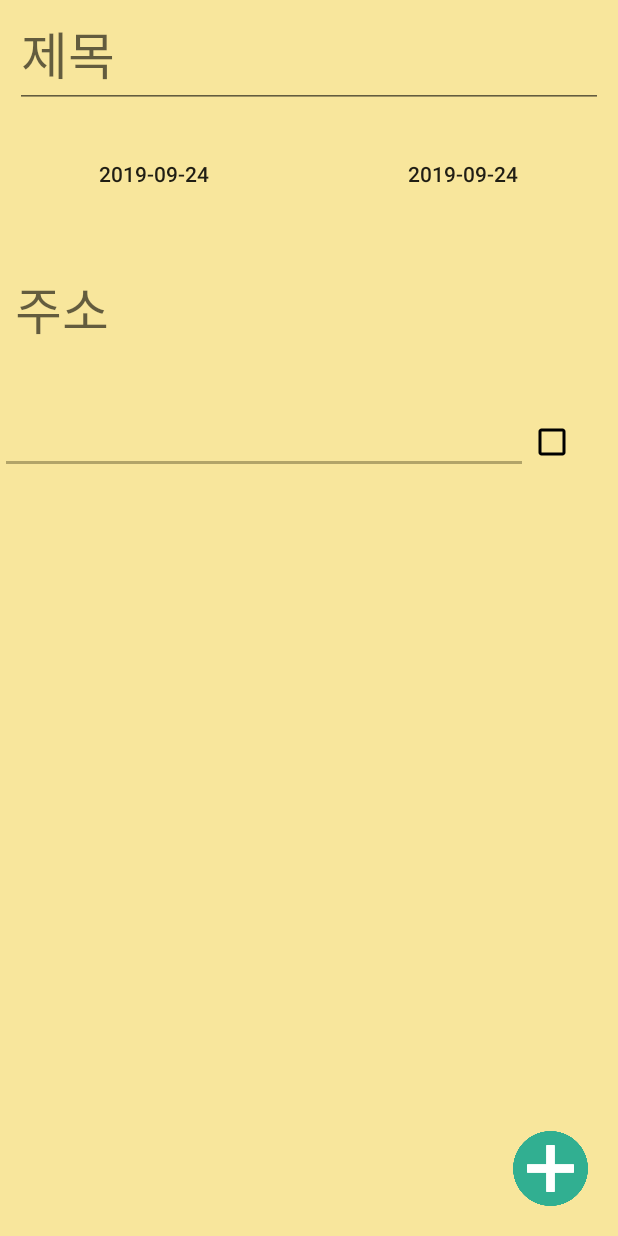
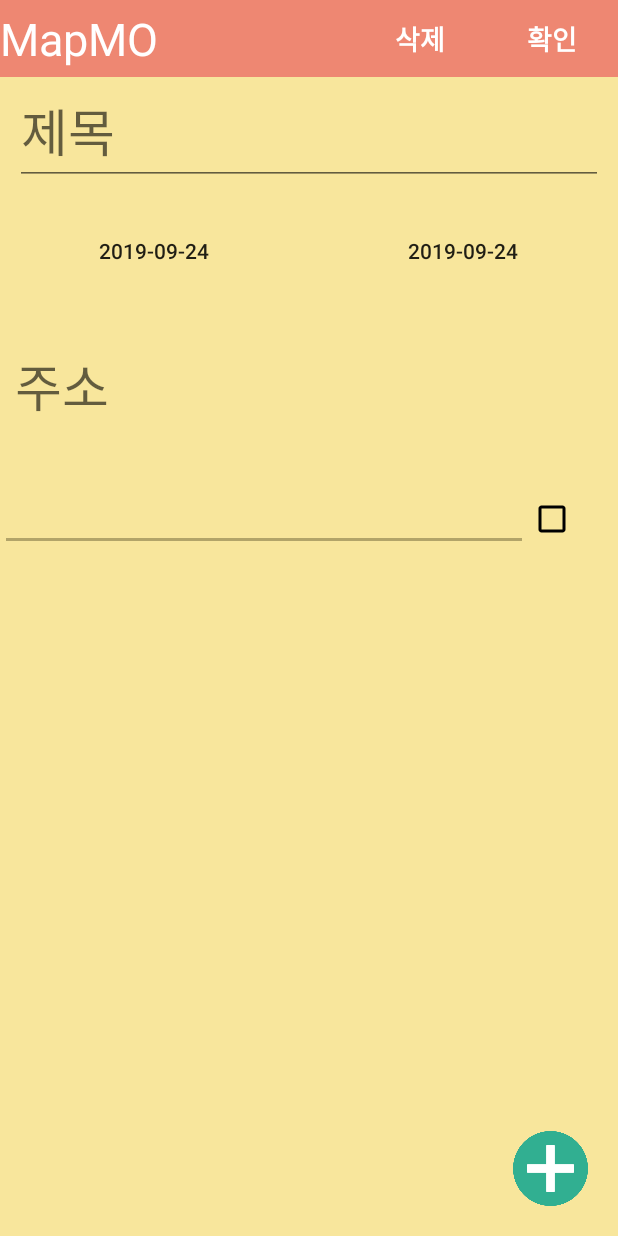
Before and after one commit to JosephNaa/MapmoProject, an Android app: the addMemoActivity screen opened directly, with no data from a screen before it, after a tap on an icon or button, on a phone screen of 412 x 824 dp. Run offline under Robolectric (Android 15) with nearby library versions, the light colour scheme and no system bars.

Commit message:
2019/09/24 메모입력 부분 액션바 부활

```diff
--- a/Mapmo/app/src/main/res/layout/activity_add_memo.xml
+++ b/Mapmo/app/src/main/res/layout/activity_add_memo.xml
@@ -16,7 +16,40 @@
                     android:layout_width="match_parent"
                     android:layout_height="wrap_content"
                     android:orientation="vertical">
+                        <LinearLayout
+                            android:layout_width="match_parent"
+                            android:layout_height="wrap_content"
+                            android:background="#EE8772">
+                                <TextView
+                                    android:layout_marginTop="5dp"
+                                    android:layout_marginBottom="5dp"
+                                    android:layout_weight="1"
+                                    android:layout_width="wrap_content"
+                                    android:layout_height="wrap_content"
+                                    android:text="MapMO"
+                                    android:textColor="@android:color/white"
+                                    android:textSize="30dp"/>
 
+                                <Button
+                                    android:id="@+id/delete_btn"
+                                    android:layout_width="wrap_content"
+                                    android:layout_height="match_parent"
+                                    android:textSize="18dp"
+                                    android:background="#00ff0000"
+                                    android:textColor="@android:color/white"
+                                    android:textStyle="bold"
+                                    android:text="삭제"/>
+
+                                <Button
+                                    android:id="@+id/confirm_btn"
+                                    android:layout_width="wrap_content"
+                                    android:layout_height="match_parent"
+                                    android:textSize="18dp"
+                                    android:background="#00ff0000"
+                                    android:textColor="@android:color/white"
+                                    android:textStyle="bold"
+                                    android:text="확인"/>
+                        </LinearLayout>
 
                         <EditText
                             android:id="@+id/titlePt"
--- a/Mapmo/app/src/main/res/layout/activity_main.xml
+++ b/Mapmo/app/src/main/res/layout/activity_main.xml
@@ -54,7 +54,6 @@
             android:layout_height="wrap_content"
             android:layout_marginRight="10dp"
             />
-
 
     </LinearLayout>
 
```
Also changed, not shown: 1 other file.
